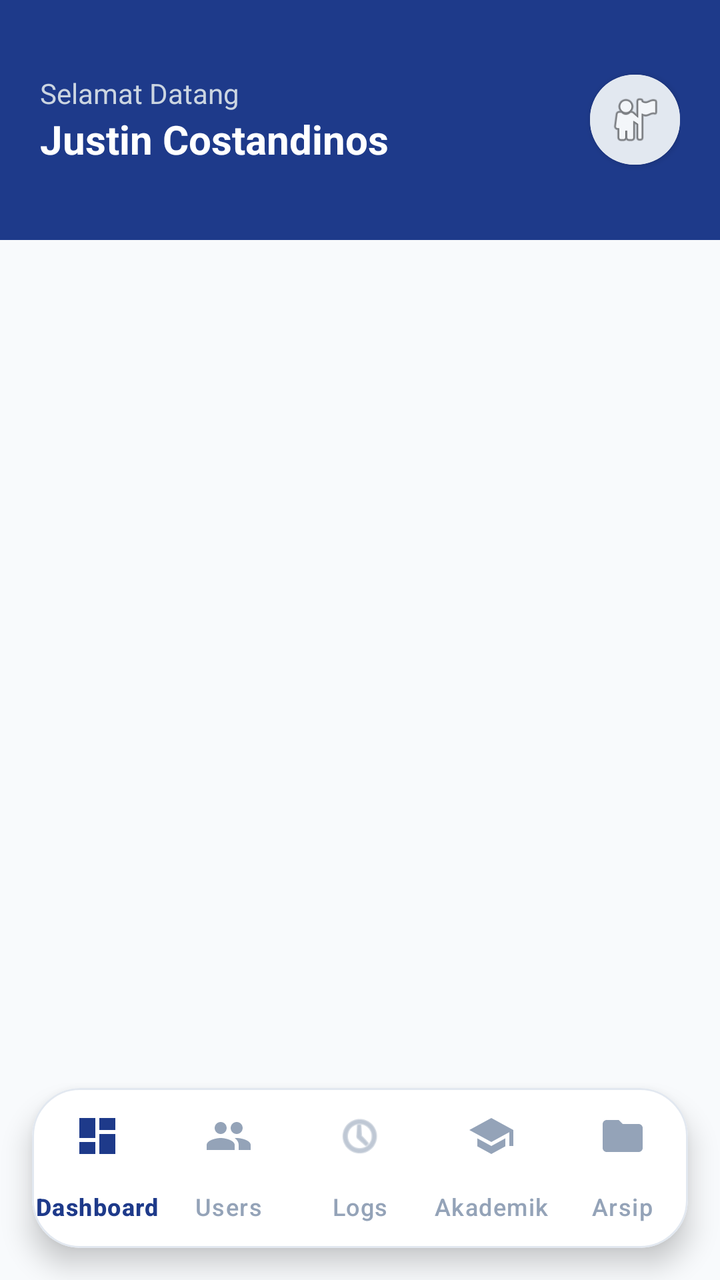
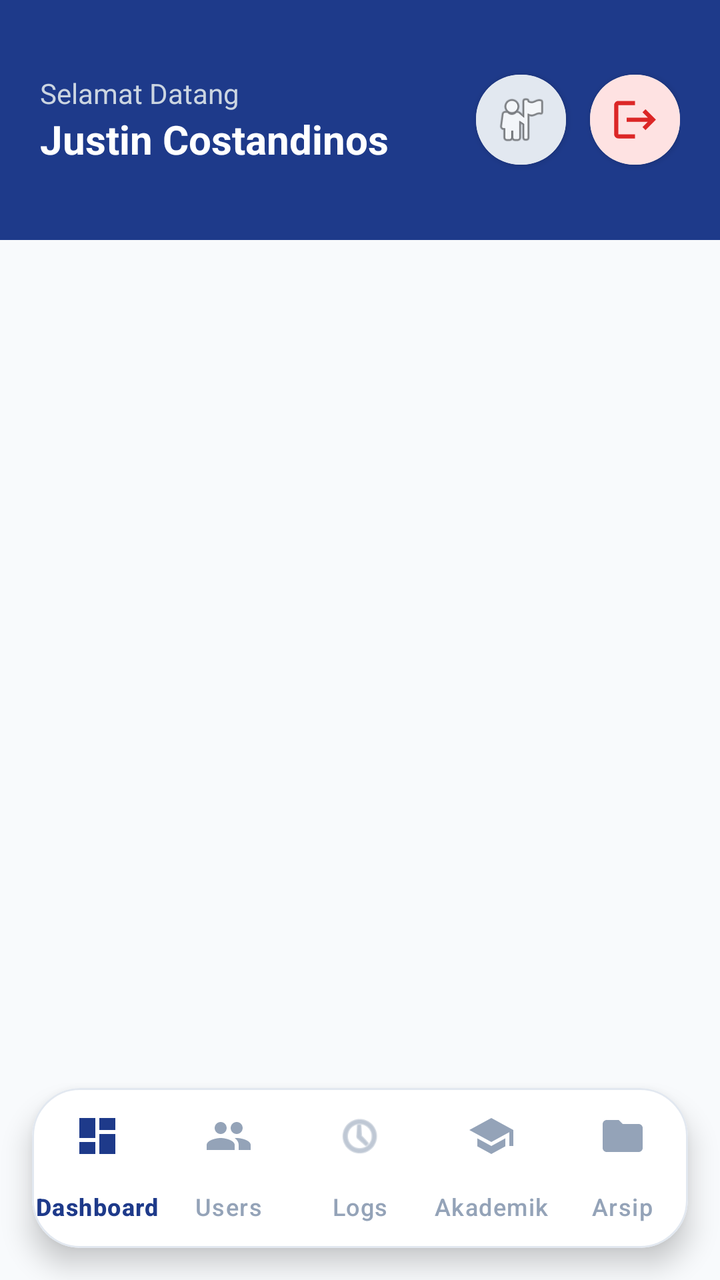

Before-and-after screenshots of an Android layout around one commit, followed by the original layout XML and the change that was made.
<!-- AndroidManifest.xml: application theme Theme.Mondu -->
<!-- res/layout/activity_dashboard_admin.xml -->
<?xml version="1.0" encoding="utf-8"?>
<RelativeLayout xmlns:android="http://schemas.android.com/apk/res/android"
    xmlns:app="http://schemas.android.com/apk/res-auto"
    android:id="@+id/main"
    android:layout_width="match_parent"
    android:layout_height="match_parent"
    android:background="#F8FAFC">

    <RelativeLayout
        android:id="@+id/headerView"
        android:layout_width="match_parent"
        android:layout_height="120dp"
        android:background="#1E3A8A"
        android:padding="20dp">

        <LinearLayout
            android:layout_width="wrap_content"
            android:layout_height="wrap_content"
            android:orientation="vertical"
            android:layout_centerVertical="true">
            <TextView
                android:layout_width="wrap_content"
                android:layout_height="wrap_content"
                android:text="Selamat Datang"
                android:textColor="#CBD5E1"
                android:textSize="14sp"/>
            <TextView
                android:id="@+id/tvUserNameDashboard"
                android:layout_width="wrap_content"
                android:layout_height="wrap_content"
                android:text="Justin Costandinos"
                android:textColor="#FFFFFF"
                android:textSize="20sp"
                android:textStyle="bold"/>
        </LinearLayout>

        <com.google.android.material.card.MaterialCardView
            android:layout_width="45dp"
            android:layout_height="45dp"
            android:layout_alignParentEnd="true"
            android:layout_centerVertical="true"
            app:cardCornerRadius="22dp"
            app:strokeWidth="0dp"
            app:cardElevation="2dp">
            <ImageView
                android:layout_width="match_parent"
                android:layout_height="match_parent"
                android:src="@android:drawable/ic_menu_myplaces"
                android:background="#E2E8F0"
                android:padding="8dp"/>
        </com.google.android.material.card.MaterialCardView>
    </RelativeLayout>

    <FrameLayout
        android:id="@+id/fragmentContainer"
        android:layout_width="match_parent"
        android:layout_height="match_parent"
        android:layout_below="@id/headerView"
        android:layout_marginBottom="96dp" />

    <com.google.android.material.card.MaterialCardView
        android:id="@+id/bottomNavCard"
        android:layout_width="match_parent"
        android:layout_height="80dp"
        android:layout_alignParentBottom="true"
        android:layout_marginStart="16dp"
        android:layout_marginEnd="16dp"
        android:layout_marginBottom="16dp"
        app:cardCornerRadius="24dp"
        app:cardElevation="8dp"
        app:strokeWidth="1dp"
        app:strokeColor="#E2E8F0"
        app:cardBackgroundColor="#FFFFFF">

        <com.google.android.material.bottomnavigation.BottomNavigationView
            android:id="@+id/bottomNavigation"
            android:layout_width="match_parent"
            android:layout_height="wrap_content"
            android:background="@android:color/transparent"
            app:labelVisibilityMode="labeled"
            app:itemIconSize="24dp"
            app:itemIconTint="@color/nav_item_color"
            app:itemTextColor="@color/nav_item_color"
            app:itemRippleColor="#EFF6FF"
            app:elevation="0dp"
            app:menu="@menu/menu_navigation_admin" />


    </com.google.android.material.card.MaterialCardView>
</RelativeLayout>
<!-- resources referenced by this layout -->
<resources>
  <style name="Theme.Mondu" parent="Base.Theme.Mondu" />
  <style name="Base.Theme.Mondu" parent="Theme.Material3.DayNight.NoActionBar">
          
          
      </style>
</resources>

<!-- the commit's change to res/layout/activity_dashboard_admin.xml (unified diff, before → after) -->
@@ -1,6 +1,7 @@
 <?xml version="1.0" encoding="utf-8"?>
 <RelativeLayout xmlns:android="http://schemas.android.com/apk/res/android"
     xmlns:app="http://schemas.android.com/apk/res-auto"
+    xmlns:tools="http://schemas.android.com/tools"
     android:id="@+id/main"
     android:layout_width="match_parent"
     android:layout_height="match_parent"
@@ -18,12 +19,14 @@
             android:layout_height="wrap_content"
             android:orientation="vertical"
             android:layout_centerVertical="true">
+
             <TextView
                 android:layout_width="wrap_content"
                 android:layout_height="wrap_content"
                 android:text="Selamat Datang"
                 android:textColor="#CBD5E1"
-                android:textSize="14sp"/>
+                android:textSize="14sp"
+                tools:ignore="HardcodedText" />
             <TextView
                 android:id="@+id/tvUserNameDashboard"
                 android:layout_width="wrap_content"
@@ -31,10 +34,36 @@
                 android:text="Justin Costandinos"
                 android:textColor="#FFFFFF"
                 android:textSize="20sp"
-                android:textStyle="bold"/>
+                android:textStyle="bold"
+                tools:ignore="HardcodedText" />
         </LinearLayout>
 
         <com.google.android.material.card.MaterialCardView
+            android:id="@+id/btnLogout"
+            android:layout_width="45dp"
+            android:layout_height="45dp"
+            android:layout_centerVertical="true"
+            android:layout_marginEnd="12dp"
+            android:layout_toStartOf="@id/profileCard"
+            android:clickable="true"
+            android:focusable="true"
+            android:foreground="?attr/selectableItemBackground"
+            app:cardCornerRadius="22dp"
+            app:cardElevation="2dp"
+            app:strokeWidth="0dp"
+            tools:ignore="SpeakableTextPresentCheck,TouchTargetSizeCheck">
+
+            <ImageView
+                android:layout_width="match_parent"
+                android:layout_height="match_parent"
+                android:background="#E2E8F0"
+                android:padding="8dp"
+                android:src="@android:drawable/ic_menu_myplaces"
+                tools:ignore="ContentDescription" />
+        </com.google.android.material.card.MaterialCardView>
+
+        <com.google.android.material.card.MaterialCardView
+            android:id="@+id/profileCard"
             android:layout_width="45dp"
             android:layout_height="45dp"
             android:layout_alignParentEnd="true"
@@ -42,12 +71,14 @@
             app:cardCornerRadius="22dp"
             app:strokeWidth="0dp"
             app:cardElevation="2dp">
+
             <ImageView
                 android:layout_width="match_parent"
                 android:layout_height="match_parent"
-                android:src="@android:drawable/ic_menu_myplaces"
-                android:background="#E2E8F0"
-                android:padding="8dp"/>
+                android:background="#FEE2E2"
+                android:padding="10dp"
+                android:src="@drawable/ic_logout"
+                tools:ignore="ContentDescription" />
         </com.google.android.material.card.MaterialCardView>
     </RelativeLayout>
 
@@ -56,7 +87,9 @@
         android:layout_width="match_parent"
         android:layout_height="match_parent"
         android:layout_below="@id/headerView"
-        android:layout_marginBottom="96dp" />
+        android:layout_marginBottom="96dp" >
+
+    </FrameLayout>
 
     <com.google.android.material.card.MaterialCardView
         android:id="@+id/bottomNavCard"
@@ -83,7 +116,8 @@
             app:itemTextColor="@color/nav_item_color"
             app:itemRippleColor="#EFF6FF"
             app:elevation="0dp"
-            app:menu="@menu/menu_navigation_admin" />
+            app:menu="@menu/menu_navigation_admin"
+            tools:ignore="VisualLintBottomNav" />
 
 
     </com.google.android.material.card.MaterialCardView>
<!-- resource entries referenced after the edit -->
@@ -1,5 +1,15 @@
 <!-- resources referenced by this layout -->
 <resources>
+  <!-- drawable ic_logout (drawable) -->
+  <vector xmlns:android="http://schemas.android.com/apk/res/android"
+      android:width="24dp"
+      android:height="24dp"
+      android:viewportWidth="24"
+      android:viewportHeight="24">
+      <path
+          android:fillColor="#DC2626"
+          android:pathData="M17,7l-1.41,1.41L18.17,11H8v2h10.17l-2.58,2.58L17,17l5,-5L17,7zM4,5h8V3H4C2.9,3 2,3.9 2,5v14c0,1.1 0.9,2 2,2h8v-2H4V5z"/>
+  </vector>
   <style name="Theme.Mondu" parent="Base.Theme.Mondu" />
   <style name="Base.Theme.Mondu" parent="Theme.Material3.DayNight.NoActionBar">
           
